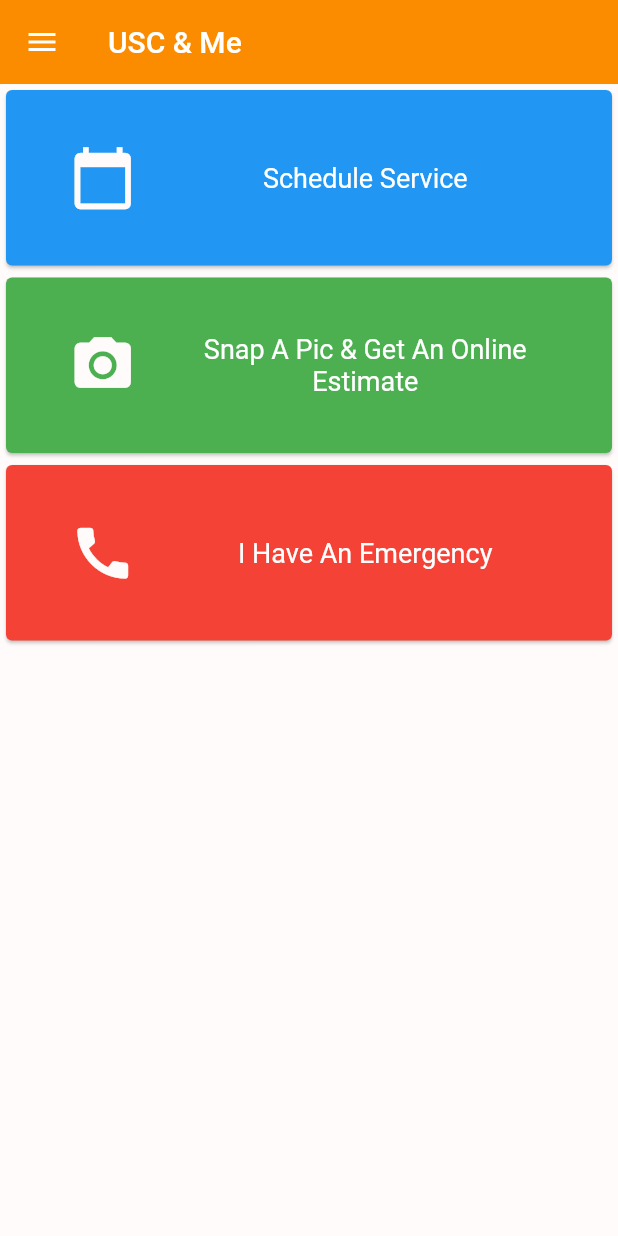
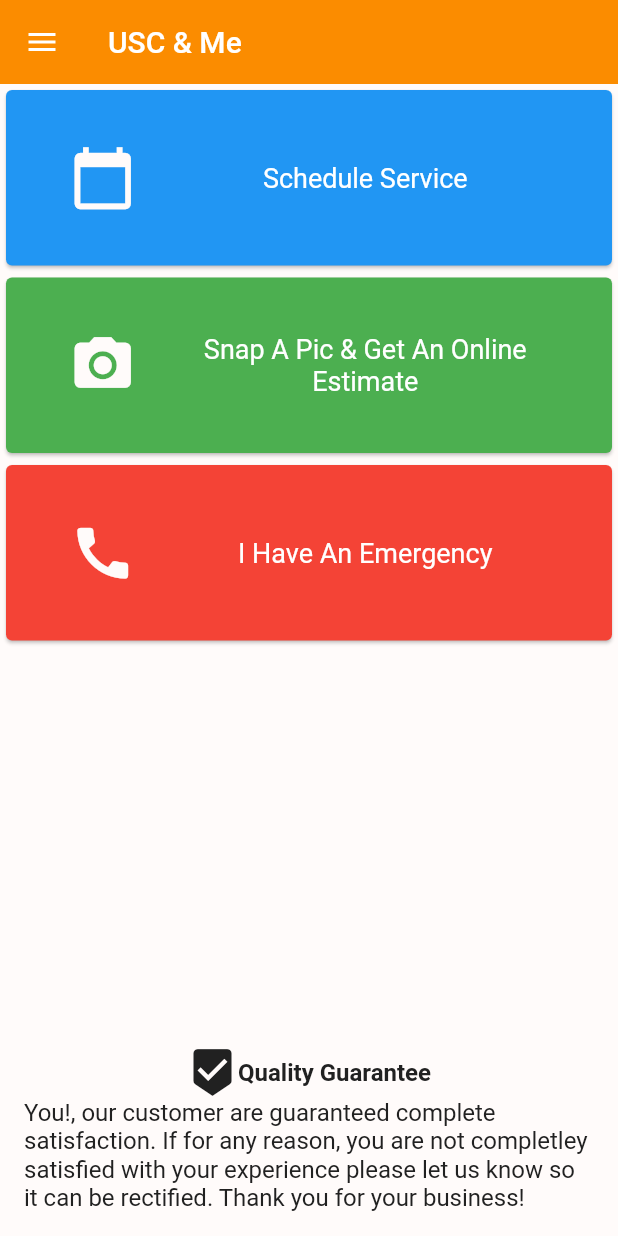
Before and after one commit to LI-Code-Lab/Ultrasound, a Flutter app: the screen it shows after launch, on a phone screen of 412 x 824 dp. Run offline on Flutter 3.47's test engine with Material 2 defaults, Android fonts, the phone set to English and light mode, and no system bars; our stand-ins replace share.

Commit message:
added quality guarantee to home screen

```diff
--- a/ultrasound_solutions/lib/views/home_screen.dart
+++ b/ultrasound_solutions/lib/views/home_screen.dart
@@ -4,6 +4,7 @@ import 'home_cell.dart';
 import 'package:url_launcher/url_launcher.dart';
 import 'service_form_screen.dart';
 import 'estimate_form_screen.dart';
+import 'package:ultrasound_solutions/models/colors.dart';
 
 class HomeScreen extends StatefulWidget {
   @override
@@ -23,13 +24,19 @@ class HomeScreenState extends State<HomeScreen> {
   Widget build(BuildContext context) {
     return new Scaffold(
       body: new Center(
-        child: _buildHomeList(),
+        child: new Column(
+          children: <Widget>[
+            _buildHomeList(),
+            _buildGuarantee()
+          ],
+        ),
       ),
     );
   }
 
   Widget _buildHomeList(){
-    return new ListView.builder(
+    return Expanded(
+      child: new ListView.builder(
         itemCount: listCount,
         itemExtent: 125.0,
         itemBuilder: (context, index) {
@@ -58,6 +65,27 @@ class HomeScreenState extends State<HomeScreen> {
                   colors[index]),
             padding: new EdgeInsets.all(0.0),
           );
-      });
+        }),
+    );
+  }
+
+  Widget _buildGuarantee(){
+    return Container(
+      padding: EdgeInsets.all(16.0),
+      child: new Column(
+        mainAxisAlignment: MainAxisAlignment.center,
+        crossAxisAlignment: CrossAxisAlignment.center,
+        children: <Widget>[
+          new Row(
+            mainAxisAlignment: MainAxisAlignment.center,
+            children: <Widget>[
+              new Icon(Icons.beenhere, size: 34.0, color: kUltraSoundPrimaryText),
+              new Text("Quality Guarantee", style: new TextStyle(fontSize: 16.0, color: kUltraSoundPrimaryText, fontWeight: FontWeight.bold))
+            ],
+          ),
+          new Text("You!, our customer are guaranteed complete satisfaction. If for any reason, you are not completley satisfied with your experience please let us know so it can be rectified. Thank you for your business!", style: new TextStyle(fontSize: 16.0, color: kUltraSoundPrimaryText))
+        ],
+      ),
+    );
   }
 }
```
Also changed, not shown: 40 other files. Lines whose indentation alone changed are shown as unchanged.
